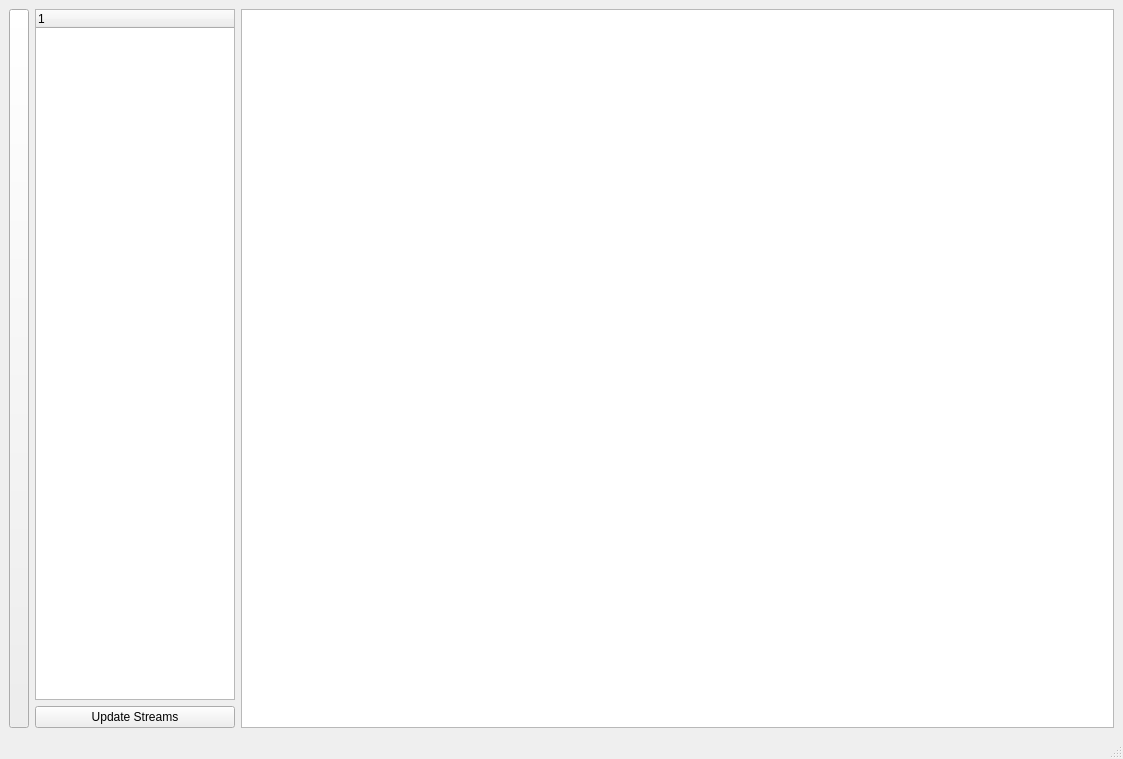
This is Ui_SigVisualizer.ui in labstreaminglayer/App-SigVisualizer as Qt 5 draws it before an edit. The edited form follows.
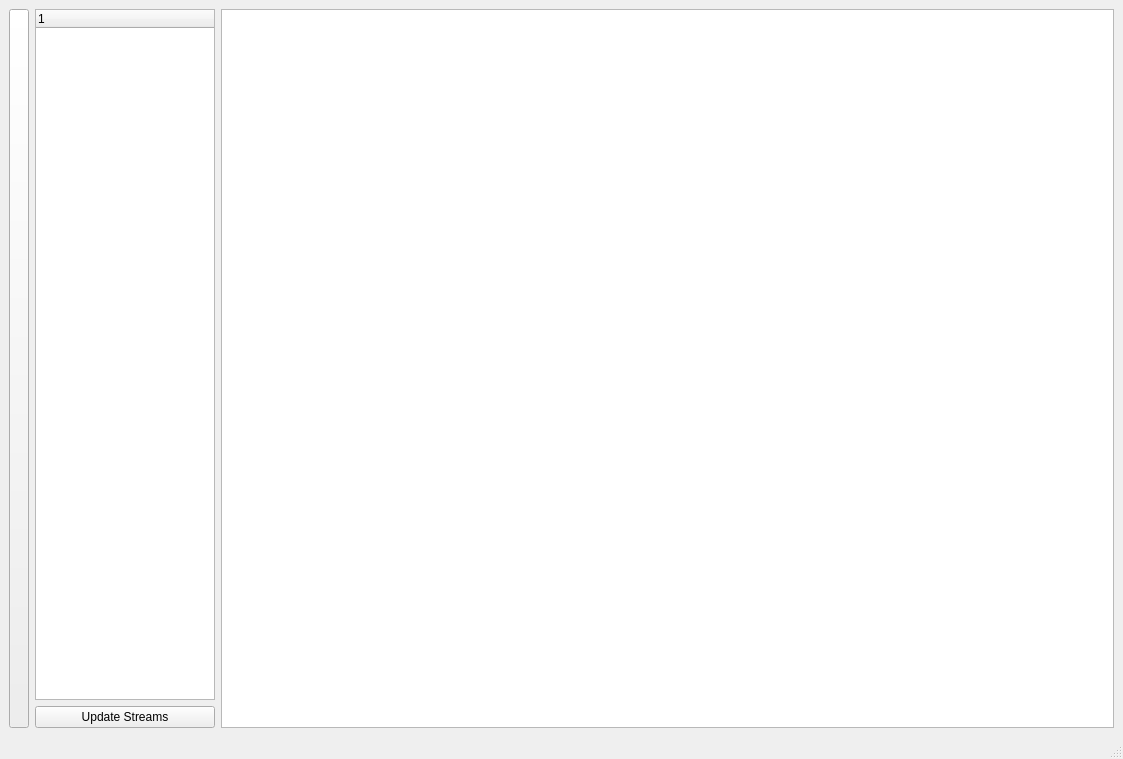
This is the edited form.

Commit message: Added channel Label

What changed in the file:
```diff
--- a/Ui_SigVisualizer.ui
+++ b/Ui_SigVisualizer.ui
@@ -30,7 +30,7 @@
         </property>
         <property name="maximumSize">
          <size>
-          <width>200</width>
+          <width>180</width>
           <height>16777215</height>
          </size>
         </property>
```
The commit also changes 2 other files.
